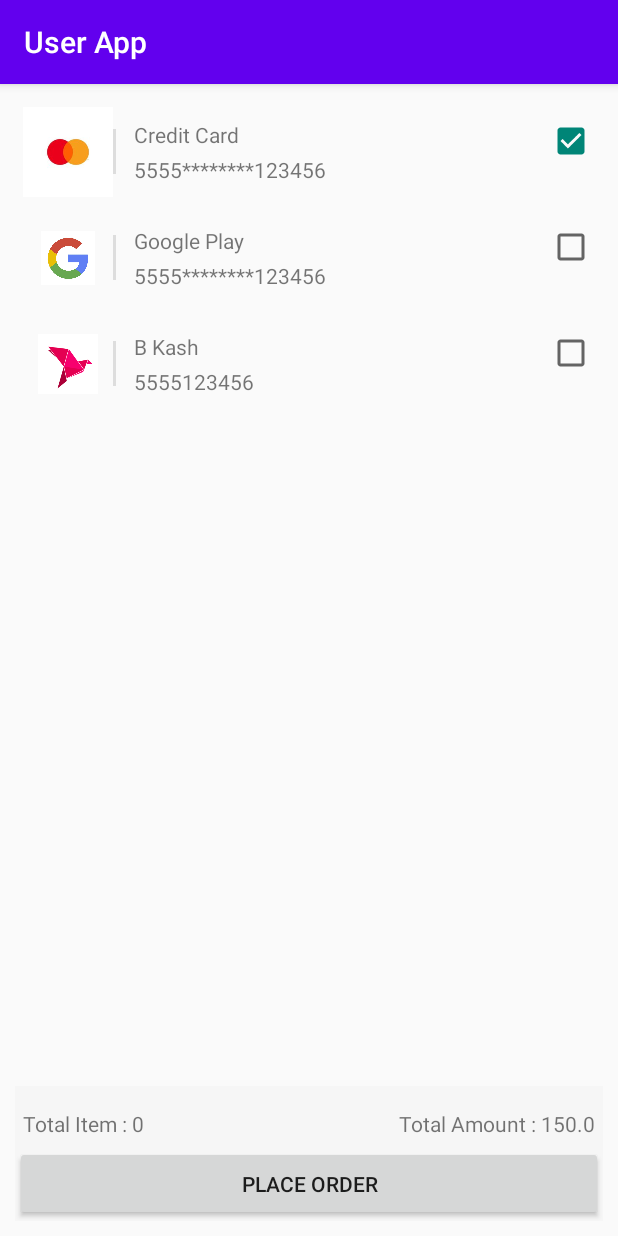
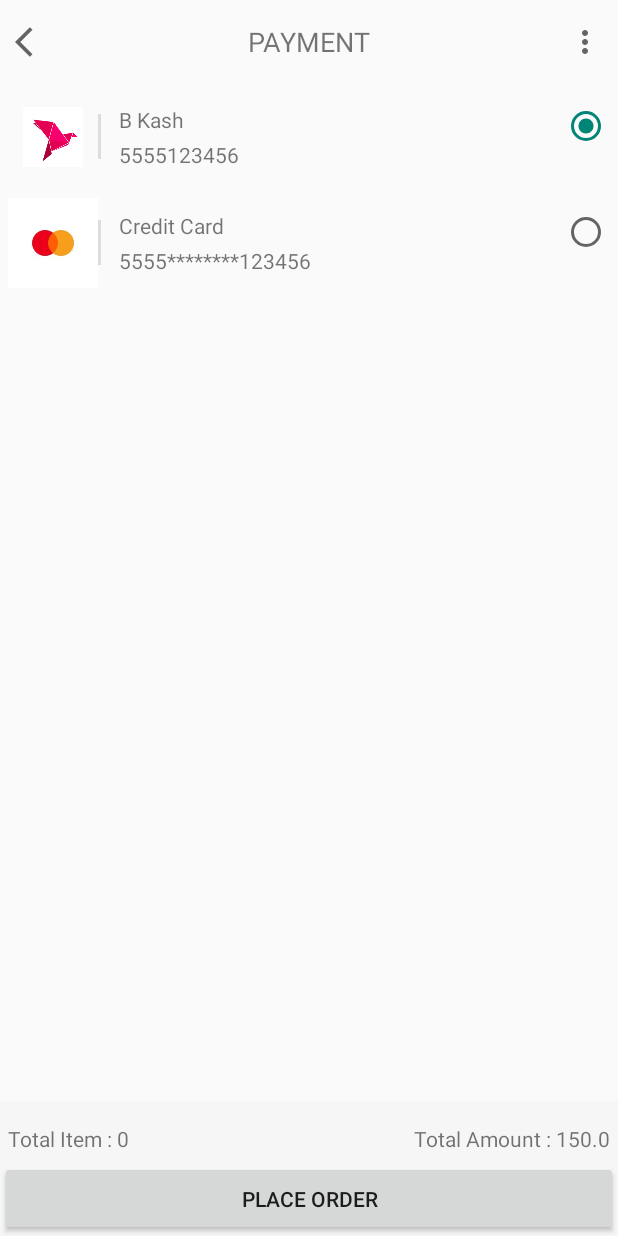
Before and after one commit to abdulkarim8293/User-App, an Android app: the PaymentActivity screen opened directly, with no data from a screen before it, on a phone screen of 412 x 824 dp. Run offline under Robolectric (Android 15) with nearby library versions, the phone set to English and light mode, and no system bars; our stand-ins replace Firebase (no records; nobody signed in at launch, a user with empty details on screens opened directly).

Commit message:
update design

```diff
--- a/app/src/main/AndroidManifest.xml
+++ b/app/src/main/AndroidManifest.xml
@@ -13,8 +13,8 @@
         tools:replace="android:theme">
         <activity android:name=".my_address.AddAddressActivity"></activity>
         <activity android:name=".my_address.AddressListActivity" />
-        <activity android:name=".SignUpActivity" />
-        <activity android:name=".SplashActivity">
+        <activity android:name=".activity.SignUpActivity" />
+        <activity android:name=".activity.SplashActivity">
             <intent-filter>
                 <action android:name="android.intent.action.MAIN" />
 
@@ -24,7 +24,7 @@
         <activity android:name=".PaymentActivity" />
         <activity android:name=".CheckoutActivity" />
         <activity android:name=".ProductActivity" />
-        <activity android:name=".SignInActivity" />
+        <activity android:name=".activity.SignInActivity" />
         <activity android:name=".MainActivity" />
     </application>
 
--- a/app/src/main/java/com/abdulkarim/userapp/SignInActivity.java
+++ b/app/src/main/java/com/abdulkarim/userapp/activity/SignInActivity.java
@@ -1,4 +1,4 @@
-package com.abdulkarim.userapp;
+package com.abdulkarim.userapp.activity;
 
 import androidx.annotation.NonNull;
 import androidx.appcompat.app.AppCompatActivity;
@@ -11,6 +11,8 @@ import android.widget.Button;
 import android.widget.EditText;
 import android.widget.Toast;
 
+import com.abdulkarim.userapp.MainActivity;
+import com.abdulkarim.userapp.R;
 import com.google.android.gms.tasks.OnCompleteListener;
 import com.google.android.gms.tasks.OnFailureListener;
 import com.google.android.gms.tasks.Task;
@@ -54,7 +56,7 @@ public class SignInActivity extends AppCompatActivity {
         findViewById(R.id.sign_up_button).setOnClickListener(new View.OnClickListener() {
             @Override
             public void onClick(View view) {
-                startActivity(new Intent(SignInActivity.this,SignUpActivity.class));
+                startActivity(new Intent(SignInActivity.this, SignUpActivity.class));
             }
         });
 
--- a/app/src/main/java/com/abdulkarim/userapp/SignUpActivity.java
+++ b/app/src/main/java/com/abdulkarim/userapp/activity/SignUpActivity.java
@@ -1,4 +1,4 @@
-package com.abdulkarim.userapp;
+package com.abdulkarim.userapp.activity;
 
 import androidx.annotation.NonNull;
 import androidx.annotation.Nullable;
@@ -12,9 +12,9 @@ import android.provider.MediaStore;
 import android.view.View;
 import android.widget.EditText;
 import android.widget.ImageView;
-import android.widget.TextView;
 import android.widget.Toast;
 
+import com.abdulkarim.userapp.R;
 import com.google.android.gms.tasks.OnCompleteListener;
 import com.google.android.gms.tasks.OnFailureListener;
 import com.google.android.gms.tasks.OnSuccessListener;
--- /dev/null
+++ b/app/src/main/res/drawable/ic_arrow_back.xml
@@ -0,0 +1,11 @@
+<vector xmlns:android="http://schemas.android.com/apk/res/android"
+    android:width="24dp"
+    android:height="24dp"
+    android:viewportWidth="24"
+    android:viewportHeight="24"
+    android:tint="?attr/colorControlNormal"
+    android:autoMirrored="true">
+  <path
+      android:fillColor="@android:color/white"
+      android:pathData="M11.67,3.87L9.9,2.1 0,12l9.9,9.9 1.77,-1.77L3.54,12z"/>
+</vector>
--- /dev/null
+++ b/app/src/main/res/drawable/ic_more_vert_24.xml
@@ -0,0 +1,10 @@
+<vector xmlns:android="http://schemas.android.com/apk/res/android"
+    android:width="24dp"
+    android:height="24dp"
+    android:viewportWidth="24"
+    android:viewportHeight="24"
+    android:tint="?attr/colorControlNormal">
+  <path
+      android:fillColor="@android:color/white"
+      android:pathData="M12,8c1.1,0 2,-0.9 2,-2s-0.9,-2 -2,-2 -2,0.9 -2,2 0.9,2 2,2zM12,10c-1.1,0 -2,0.9 -2,2s0.9,2 2,2 2,-0.9 2,-2 -0.9,-2 -2,-2zM12,16c-1.1,0 -2,0.9 -2,2s0.9,2 2,2 2,-0.9 2,-2 -0.9,-2 -2,-2z"/>
+</vector>
--- a/app/src/main/res/layout/activity_payment.xml
+++ b/app/src/main/res/layout/activity_payment.xml
@@ -4,117 +4,43 @@
     xmlns:tools="http://schemas.android.com/tools"
     android:layout_width="match_parent"
     android:layout_height="match_parent"
-    android:padding="10dp"
     tools:context=".PaymentActivity">
+    <RelativeLayout
+        android:id="@+id/top_bar"
+        android:layout_alignParentTop="true"
+        android:layout_width="match_parent"
+        android:layout_height="?attr/actionBarSize">
+        <ImageView
+            android:id="@+id/backIv"
+            android:layout_width="wrap_content"
+            android:layout_height="wrap_content"
+            android:padding="10dp"
+            android:layout_centerVertical="true"
+            android:src="@drawable/ic_arrow_back"/>
+        <TextView
+            android:layout_width="wrap_content"
+            android:layout_height="wrap_content"
+            android:text="PAYMENT"
+            android:layout_centerVertical="true"
+            android:layout_centerHorizontal="true"
+            android:textSize="18sp"
+            android:textStyle="normal"/>
+        <ImageView
+            android:layout_width="wrap_content"
+            android:layout_height="wrap_content"
+            android:padding="10dp"
+            android:layout_alignParentRight="true"
+            android:layout_centerVertical="true"
+            android:src="@drawable/ic_more_vert_24"/>
+
+    </RelativeLayout>
 
     <LinearLayout
+        android:layout_below="@+id/top_bar"
         android:layout_width="match_parent"
         android:layout_height="match_parent"
         android:layout_above="@+id/ll_bottom"
         android:orientation="vertical">
-
-        <LinearLayout
-            android:layout_width="match_parent"
-            android:layout_height="wrap_content"
-            android:orientation="horizontal"
-            android:padding="5dp">
-
-            <ImageView
-                android:layout_width="60dp"
-                android:layout_height="60dp"
-                android:src="@drawable/visa" />
-
-            <View
-                android:layout_width="2dp"
-                android:layout_height="30dp"
-                android:layout_gravity="center_vertical"
-                android:background="#ddd" />
-
-            <LinearLayout
-                android:layout_width="match_parent"
-                android:layout_height="wrap_content"
-                android:layout_gravity="center_vertical"
-                android:orientation="horizontal">
-
-                <LinearLayout
-                    android:layout_width="match_parent"
-                    android:layout_height="wrap_content"
-                    android:layout_marginLeft="10dp"
-                    android:layout_weight="1"
-                    android:orientation="vertical">
-
-                    <TextView
-                        android:layout_width="wrap_content"
-                        android:layout_height="wrap_content"
-                        android:padding="2dp"
-                        android:text="Credit Card" />
-
-                    <TextView
-                        android:layout_width="wrap_content"
-                        android:layout_height="wrap_content"
-                        android:padding="2dp"
-                        android:text="5555********123456" />
-
-                </LinearLayout>
-                <CheckBox
-                    android:checked="true"
-                    android:layout_width="wrap_content"
-                    android:layout_height="wrap_content"/>
-            </LinearLayout>
-
-        </LinearLayout>
-
-        <LinearLayout
-            android:layout_width="match_parent"
-            android:layout_height="wrap_content"
-            android:orientation="horizontal"
-            android:padding="5dp">
-
-            <ImageView
-                android:padding="12dp"
-                android:layout_width="60dp"
-                android:layout_height="60dp"
-                android:src="@drawable/google" />
-
-            <View
-                android:layout_width="2dp"
-                android:layout_height="30dp"
-                android:layout_gravity="center_vertical"
-                android:background="#ddd" />
-
-            <LinearLayout
-                android:layout_width="match_parent"
-                android:layout_height="wrap_content"
-                android:layout_gravity="center_vertical"
-                android:orientation="horizontal">
-
-                <LinearLayout
-                    android:layout_width="match_parent"
-                    android:layout_height="wrap_content"
-                    android:layout_marginLeft="10dp"
-                    android:layout_weight="1"
-                    android:orientation="vertical">
-
-                    <TextView
-                        android:layout_width="wrap_content"
-                        android:layout_height="wrap_content"
-                        android:padding="2dp"
-                        android:text="Google Play" />
-
-                    <TextView
-                        android:layout_width="wrap_content"
-                        android:layout_height="wrap_content"
-                        android:padding="2dp"
-                        android:text="5555********123456" />
-
-                </LinearLayout>
-                <CheckBox
-                    android:checked="false"
-                    android:layout_width="wrap_content"
-                    android:layout_height="wrap_content"/>
-            </LinearLayout>
-
-        </LinearLayout>
 
         <LinearLayout
             android:layout_width="match_parent"
@@ -160,8 +86,58 @@
                         android:text="5555123456" />
 
                 </LinearLayout>
-                <CheckBox
-                    android:checked="false"
+                <RadioButton
+                    android:checked="true"
+                    android:layout_width="wrap_content"
+                    android:layout_height="wrap_content"/>
+            </LinearLayout>
+
+        </LinearLayout>
+
+        <LinearLayout
+            android:layout_width="match_parent"
+            android:layout_height="wrap_content"
+            android:orientation="horizontal"
+            android:padding="5dp">
+
+            <ImageView
+                android:layout_width="60dp"
+                android:layout_height="60dp"
+                android:src="@drawable/visa" />
+
+            <View
+                android:layout_width="2dp"
+                android:layout_height="30dp"
+                android:layout_gravity="center_vertical"
+                android:background="#ddd" />
+
+            <LinearLayout
+                android:layout_width="match_parent"
+                android:layout_height="wrap_content"
+                android:layout_gravity="center_vertical"
+                android:orientation="horizontal">
+
+                <LinearLayout
+                    android:layout_width="match_parent"
+                    android:layout_height="wrap_content"
+                    android:layout_marginLeft="10dp"
+                    android:layout_weight="1"
+                    android:orientation="vertical">
+
+                    <TextView
+                        android:layout_width="wrap_content"
+                        android:layout_height="wrap_content"
+                        android:padding="2dp"
+                        android:text="Credit Card" />
+
+                    <TextView
+                        android:layout_width="wrap_content"
+                        android:layout_height="wrap_content"
+                        android:padding="2dp"
+                        android:text="5555********123456" />
+
+                </LinearLayout>
+                <RadioButton
                     android:layout_width="wrap_content"
                     android:layout_height="wrap_content"/>
             </LinearLayout>
--- a/app/src/main/res/layout/activity_sign_in.xml
+++ b/app/src/main/res/layout/activity_sign_in.xml
@@ -4,7 +4,7 @@
     xmlns:tools="http://schemas.android.com/tools"
     android:layout_width="match_parent"
     android:layout_height="match_parent"
-    tools:context=".SignInActivity">
+    tools:context=".activity.SignInActivity">
 
     <LinearLayout
         android:layout_width="match_parent"
--- a/app/src/main/res/layout/activity_sign_up.xml
+++ b/app/src/main/res/layout/activity_sign_up.xml
@@ -4,7 +4,7 @@
     xmlns:tools="http://schemas.android.com/tools"
     android:layout_width="match_parent"
     android:layout_height="match_parent"
-    tools:context=".SignUpActivity">
+    tools:context=".activity.SignUpActivity">
 
     <ImageView
         android:layout_width="wrap_content"
--- a/app/src/main/res/layout/activity_splash.xml
+++ b/app/src/main/res/layout/activity_splash.xml
@@ -4,7 +4,7 @@
     xmlns:tools="http://schemas.android.com/tools"
     android:layout_width="match_parent"
     android:layout_height="match_parent"
-    tools:context=".SplashActivity">
+    tools:context=".activity.SplashActivity">
 
     <TextView
         android:layout_width="wrap_content"
--- a/app/src/main/res/layout/item_order_recycler_view.xml
+++ b/app/src/main/res/layout/item_order_recycler_view.xml
@@ -35,13 +35,14 @@
             android:layout_width="wrap_content"
             android:layout_height="wrap_content"
             android:layout_gravity="center_vertical"
+            android:textColor="#4CAF50"
             android:text="Order Status" />
 
         <androidx.recyclerview.widget.RecyclerView
             android:id="@+id/item_order_details_recycler_view"
             android:layout_width="match_parent"
             android:layout_height="wrap_content"
-            android:layout_marginTop="5dp" />
+            android:layout_marginTop="10dp" />
 
     </LinearLayout>
 
--- a/app/src/main/res/values/themes.xml
+++ b/app/src/main/res/values/themes.xml
@@ -1,6 +1,6 @@
 <resources xmlns:tools="http://schemas.android.com/tools">
     <!-- Base application theme. -->
-    <style name="Theme.UserApp" parent="Theme.MaterialComponents.DayNight.DarkActionBar.Bridge">
+    <style name="Theme.UserApp" parent="Theme.MaterialComponents.DayNight.NoActionBar.Bridge">
         <!-- Primary brand color. -->
         <item name="colorPrimary">@color/purple_500</item>
         <item name="colorPrimaryVariant">@color/purple_700</item>
```
Also changed, not shown: app/src/main/java/com/abdulkarim/userapp/MainActivity.java (+31 -0 lines), app/src/main/java/com/abdulkarim/userapp/activity/SplashActivity.java (renamed from app/src/main/java/com/abdulkarim/userapp/SplashActivity.java, +5 -3 lines), app/src/main/res/layout/activity_checkout.xml (+88 -51 lines), app/src/main/res/layout/activity_product.xml (+39 -9 lines), app/src/main/res/layout/fragment_cart.xml (+32 -7 lines), app/src/main/res/layout/fragment_favourite.xml (+31 -1 lines), app/src/main/res/layout/item_child.xml (+3 -6 lines), app/src/main/res/drawable/google.jpg (deleted).
